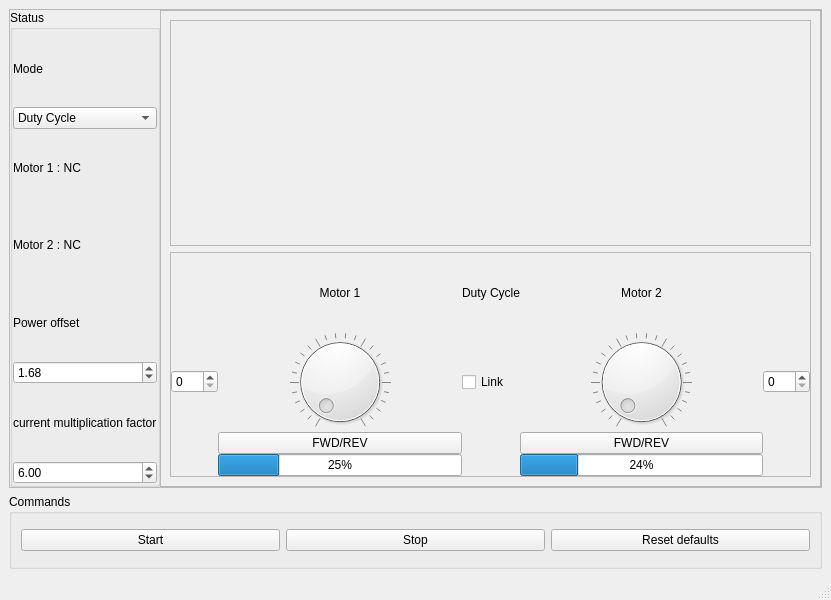
First picture: the form in GUI Files/Main_Window.ui, repository newmanjoel/UDrive, before the edit.
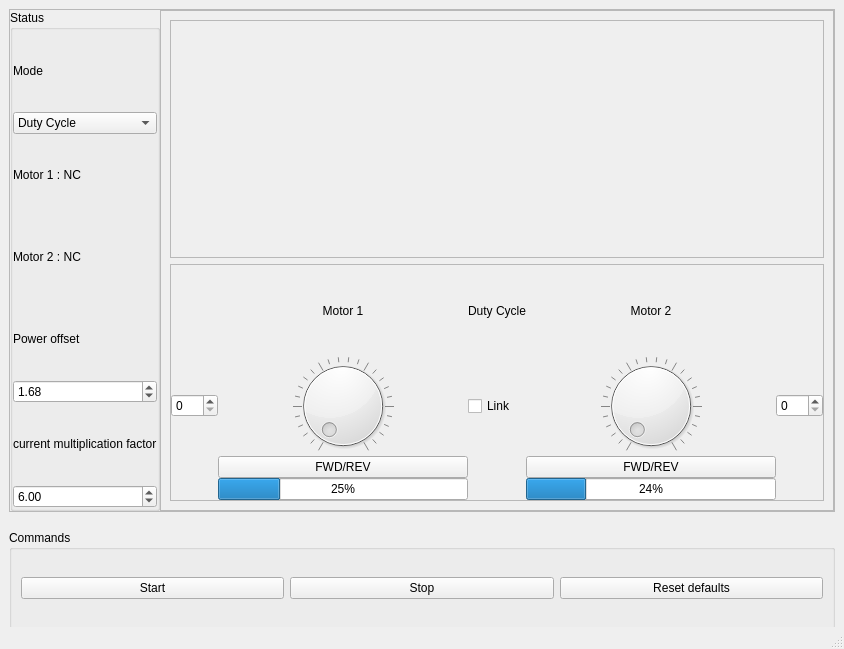
Second picture: the form after the edit. Custom widgets are drawn as their Qt base class.

The edit to the form file:
```diff
--- a/GUI Files/Main_Window.ui
+++ b/GUI Files/Main_Window.ui
@@ -6,8 +6,8 @@
    <rect>
     <x>0</x>
     <y>0</y>
-    <width>831</width>
-    <height>600</height>
+    <width>844</width>
+    <height>649</height>
    </rect>
   </property>
   <property name="sizePolicy">
@@ -310,6 +310,12 @@
         <verstretch>0</verstretch>
        </sizepolicy>
       </property>
+      <property name="minimumSize">
+       <size>
+        <width>0</width>
+        <height>100</height>
+       </size>
+      </property>
       <property name="maximumSize">
        <size>
         <width>16777215</width>
@@ -335,6 +341,12 @@
        </item>
        <item row="0" column="1">
         <widget class="QPushButton" name="stop_button">
+         <property name="minimumSize">
+          <size>
+           <width>0</width>
+           <height>0</height>
+          </size>
+         </property>
          <property name="text">
           <string>Stop</string>
          </property>
```
Left out of the diff: 4 changed lines with no effect on the pictures.
